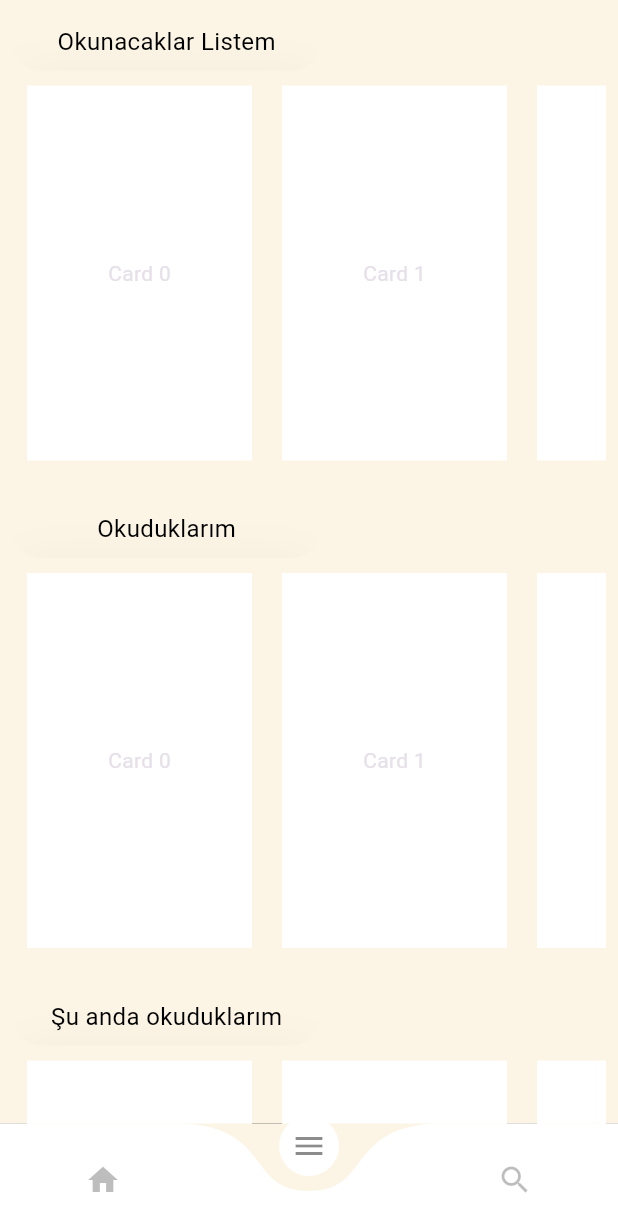
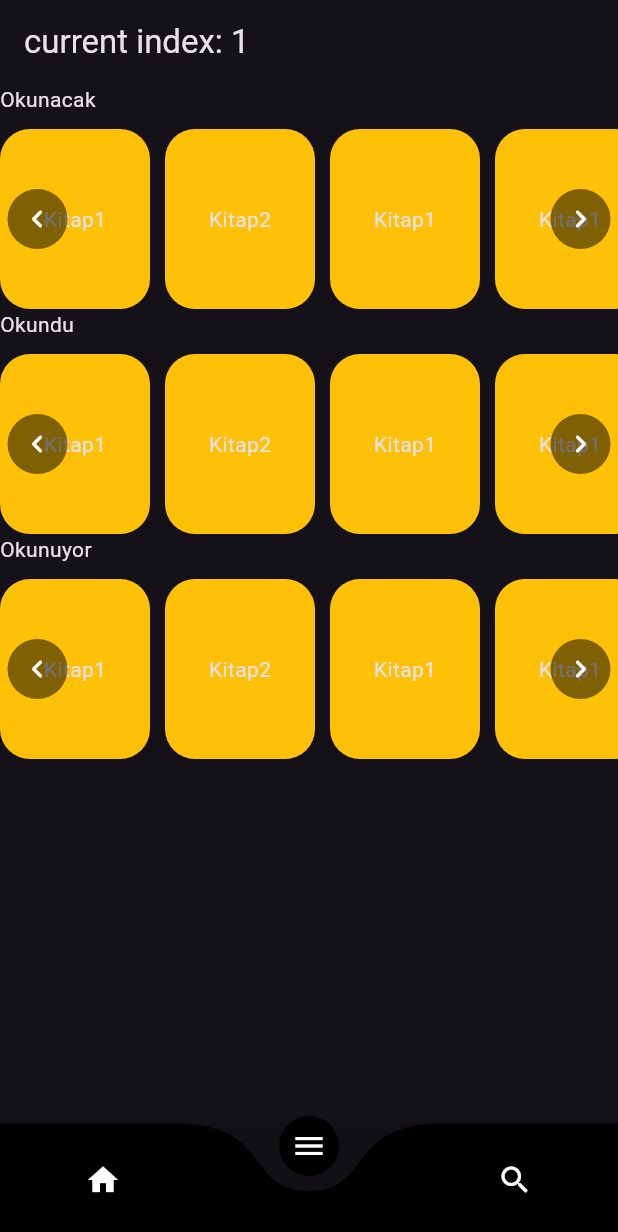
Before and after one commit to ZeynepSudeOgan/BookApp, a Flutter app: the screen it shows after launch, item 2 of the bottom bar chosen, on a phone screen of 412 x 824 dp. Shown: the top 1232 px of the screen. Run offline on Flutter 3.47's test engine with Material 3 defaults, Android fonts, the phone set to English and light mode, and no system bars; drawn by our look-alikes of curved_navigation_bar; our stand-ins replace async_builder, hexcolor; network calls fail.

Commit message:
new pages are added

```diff
--- a/lib/main.dart
+++ b/lib/main.dart
@@ -1,5 +1,9 @@
-import 'package:db_project/pages/firstpage.dart';
+import 'package:db_project/pages/book_detail_page.dart';
+import 'package:db_project/pages/main_page.dart';
+import 'package:db_project/pages/splash_screen.dart';
+import 'package:db_project/utils/providers/data_provider.dart';
 import 'package:flutter/material.dart';
+import 'package:provider/provider.dart';
 
 void main() {
   runApp(const MyApp());
@@ -10,10 +14,18 @@ class MyApp extends StatelessWidget {
 
   @override
   Widget build(BuildContext context) {
-    return MaterialApp(
-      debugShowCheckedModeBanner: false,
-      theme: ThemeData.dark(),
-      home: const FirstPage(),
+    return MultiProvider(
+      providers: [
+        ChangeNotifierProvider.value(value: DataProvider()),
+      ],
+      child: MaterialApp(
+        debugShowCheckedModeBanner: false,
+        theme: ThemeData.dark(),
+        routes: {
+          MainPage.routeName: (context) => const MainPage(),
+        },
+        home: const SplashScreen(),
+      ),
     );
   }
 }
--- a/lib/models/book.dart
+++ b/lib/models/book.dart
@@ -15,5 +15,5 @@ class Book {
   int? totalUserVoted;
   double? star;
 
-  Book({required this.id, required this.authorId});
+  Book({required this.id, required this.name, required this.imageLink});
 }
--- /dev/null
+++ b/lib/pages/list_tab.dart
@@ -0,0 +1,38 @@
+import 'package:db_project/widgets/horizontal_list.dart';
+import 'package:flutter/material.dart';
+import 'package:flutter/widgets.dart';
+
+// ignore: must_be_immutable
+class ListTab extends StatelessWidget {
+  ListTab({super.key});
+
+  List<String> dummyList = [
+    "Kitap1",
+    "Kitap2",
+    "Kitap1",
+    "Kitap1",
+    "Kitap2",
+    "Kitap1",
+    "Kitap1",
+    "Kitap1",
+    "Kitap2",
+    "Kitap1",
+    "Kitap2",
+    "Kitap1",
+    "Kitap2",
+    "Kitap2"
+  ];
+  @override
+  Widget build(BuildContext context) {
+    return Column(
+      children: [
+        HorizontalList(
+          categoryName: "Okunacak",
+          list: dummyList,
+        ),
+        HorizontalList(categoryName: "Okundu", list: dummyList),
+        HorizontalList(categoryName: "Okunuyor", list: dummyList),
+      ],
+    );
+  }
+}
--- /dev/null
+++ b/lib/pages/main_page.dart
@@ -0,0 +1,68 @@
+import 'package:curved_navigation_bar/curved_navigation_bar.dart';
+import 'package:db_project/pages/category_tab.dart';
+import 'package:db_project/pages/home_tab.dart';
+import 'package:db_project/pages/list_tab.dart';
+import 'package:flutter/material.dart';
+
+class MainPage extends StatefulWidget {
+  const MainPage({super.key});
+
+  static const String routeName = "main";
+
+  @override
+  State<MainPage> createState() => _MainPageState();
+}
+
+class _MainPageState extends State<MainPage> {
+  Widget? body;
+  int currentIndex = 0;
+
+  @override
+  void initState() {
+    buildBody();
+    super.initState();
+  }
+
+  @override
+  Widget build(BuildContext context) {
+    return Scaffold(
+      appBar: AppBar(
+        title: Text("current index: ${currentIndex.toRadixString(2)}"),
+      ),
+      body: body,
+      bottomNavigationBar: CurvedNavigationBar(
+        backgroundColor: Colors.black12,
+        color: Colors.black,
+        items: const [
+          Icon(Icons.home, color: Colors.white),
+          Icon(Icons.menu, color: Colors.white),
+          Icon(Icons.search, color: Colors.white),
+        ],
+        index: currentIndex,
+        onTap: (value) {
+          setState(() {
+            currentIndex = value;
+            buildBody();
+          });
+        },
+      ),
+    );
+  }
+
+  void buildBody() {
+    switch (currentIndex) {
+      case 0:
+        body = const HomeTab();
+        break;
+      case 1:
+        body = ListTab();
+        break;
+      case 2:
+        body = const CategoryTab();
+        break;
+      default:
+        body = const HomeTab();
+        break;
+    }
+  }
+}
--- /dev/null
+++ b/lib/pages/splash_screen.dart
@@ -0,0 +1,31 @@
+import 'package:async_builder/async_builder.dart';
+import 'package:db_project/pages/main_page.dart';
+import 'package:db_project/utils/providers/data_provider.dart';
+import 'package:flutter/material.dart';
+import 'package:provider/provider.dart';
+
+class SplashScreen extends StatefulWidget {
+  const SplashScreen({super.key});
+
+  @override
+  State<SplashScreen> createState() => _SplashScreenState();
+}
+
+class _SplashScreenState extends State<SplashScreen> {
+  DataProvider? dataProvider;
+
+  Future<void> loadData() async {
+    await dataProvider!.init();
+  }
+
+  @override
+  Widget build(BuildContext context) {
+    dataProvider = Provider.of<DataProvider>(context);
+
+    return AsyncBuilder(
+      waiting: (context) => const CircularProgressIndicator(),
+      builder: (context, snapshot) => const MainPage(),
+      future: loadData(),
+    );
+  }
+}
--- /dev/null
+++ b/lib/utils/providers/data_provider.dart
@@ -0,0 +1,42 @@
+import 'package:db_project/models/book.dart';
+import 'package:flutter/material.dart';
+
+class DataProvider with ChangeNotifier {
+  final List<Book> _books = [
+    Book(
+        id: 1,
+        name: "Test1",
+        imageLink: "https://cdn.langeek.co/photo/26013/original/as"),
+    Book(
+        id: 2,
+        name: "Test2",
+        imageLink: "https://i.ytimg.com/vi/JB-pWHCJM3Y/sddefault.jpg"),
+    Book(
+        id: 3,
+        name: "Test3",
+        imageLink:
+            "https://pbs.twimg.com/profile_images/1257933432916783104/i9FaYvr2_400x400.jpg"),
+    Book(
+        id: 4,
+        name: "Test4",
+        imageLink:
+            "https://avatars.mds.yandex.net/i?id=b9202cb7e138c39570e927a111d20cf081b2f4af-12365785-images-thumbs&n=13"),
+    Book(
+        id: 5,
+        name: "Test5",
+        imageLink:
+            "https://c12.incisozluk.co/res/incisozluk//11509/2/1807822_o2efd.jpg"),
+    Book(
+        id: 6,
+        name: "Test6",
+        imageLink:
+            "https://www.indyturk.com/sites/default/files/styles/1368x911/public/article/main_image/2021/08/06/725336-391754488.jpg?itok=i_XFGYKK"),
+  ];
+
+  Future<void> init() async {}
+
+  List<Book> get books => _books;
+  Book bookById(int id) {
+    return _books.where((element) => element.id == id).toList().first;
+  }
+}
--- /dev/null
+++ b/lib/widgets/horizontal_list.dart
@@ -0,0 +1,109 @@
+import 'package:flutter/material.dart';
+
+// ignore: must_be_immutable
+class HorizontalList<T> extends StatefulWidget {
+  HorizontalList(
+      {super.key,
+      required this.categoryName,
+      required this.list,
+      this.height = 150,
+      this.widht = 100});
+  List<T> list;
+  double widht;
+  double height;
+  String categoryName;
+  @override
+  State<HorizontalList> createState() => _HorizontalListState();
+}
+
+class _HorizontalListState extends State<HorizontalList> {
+  ScrollController scrollController = ScrollController();
+
+  @override
+  Widget build(BuildContext context) {
+    return SizedBox(
+      height: widget.height,
+      child: Column(
+        crossAxisAlignment: CrossAxisAlignment.start,
+        children: [
+          Text(widget.categoryName),
+          Expanded(
+            child: Padding(
+              padding: const EdgeInsets.only(top: 10.0),
+              child: Stack(children: [
+                ListView.builder(
+                  controller: scrollController,
+                  scrollDirection: Axis.horizontal,
+                  itemBuilder: (context, index) => Padding(
+                    padding: const EdgeInsets.only(right: 10.0),
+                    child: listItem(index),
+                  ),
+                  itemCount: widget.list.length,
+                ),
+                Padding(
+                  padding: const EdgeInsets.only(left: 5.0),
+                  child: Align(
+                    alignment: Alignment.centerLeft,
+                    child: CircleAvatar(
+                      backgroundColor: Colors.black.withOpacity(.5),
+                      child: IconButton(
+                          onPressed: () {
+                            scrollController.animateTo(
+                              scrollController.offset -
+                                  widget.widht, // Kaydırma miktarı
+                              duration: const Duration(
+                                  milliseconds: 500), // Animasyon süresi
+                              curve: Curves.ease, // Animasyon eğrisi
+                            );
+                          },
+                          icon: const Icon(
+                            Icons.chevron_left_rounded,
+                            color: Colors.white,
+                          )),
+                    ),
+                  ),
+                ),
+                Padding(
+                  padding: const EdgeInsets.only(right: 5.0),
+                  child: Align(
+                    alignment: Alignment.centerRight,
+                    child: CircleAvatar(
+                      backgroundColor: Colors.black.withOpacity(.5),
+                      child: IconButton(
+                          onPressed: () {
+                            scrollController.animateTo(
+                              scrollController.offset +
+                                  widget.widht, // Kaydırma miktarı
+                              duration: const Duration(
+                                  milliseconds: 500), // Animasyon süresi
+                              curve: Curves.ease, // Animasyon eğrisi
+                            );
+                          },
+                          icon: const Icon(
+                            Icons.chevron_right_rounded,
+                            color: Colors.white,
+                          )),
+                    ),
+                  ),
+                ),
+              ]),
+            ),
+          ),
+        ],
+      ),
+    );
+  }
+
+  Widget listItem(int index) {
+    return Container(
+      width: widget.widht,
+      decoration: BoxDecoration(
+        color: Colors.amber,
+        borderRadius: BorderRadius.circular(20),
+      ),
+      child: Center(
+        child: Text(widget.list[index].toString()),
+      ),
+    );
+  }
+}
--- a/pubspec.yaml
+++ b/pubspec.yaml
@@ -41,6 +41,9 @@ dependencies:
   google: ^0.0.1
   #curved_labeled_navigation_bar: ^2.0.2
   curved_navigation_bar: ^1.0.3
+  provider: ^6.1.2
+  async_builder: ^1.3.1+1
+  http: ^1.2.1
 
 dev_dependencies:
   flutter_test:
```
Also changed, not shown: lib/pages/book_detail_page.dart (added, +25 -0 lines), lib/pages/category_tab.dart (added, +36 -0 lines), lib/pages/home_tab.dart (added, +88 -0 lines), pubspec.lock.
